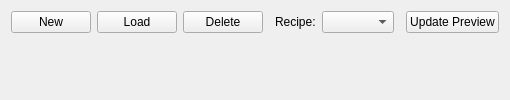
mikv75-lab/ROS-Project, file Spraycoater/resource/ui/tabs/recipe/recipe_editor_panel.ui: the form before one commit.
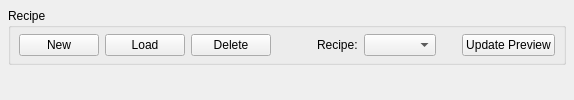
The form after the commit.

Patch:
```diff
--- a/Spraycoater/resource/ui/tabs/recipe/recipe_editor_panel.ui
+++ b/Spraycoater/resource/ui/tabs/recipe/recipe_editor_panel.ui
@@ -6,71 +6,140 @@
    <string>Recipe Editor</string>
   </property>
   <layout class="QVBoxLayout" name="vRoot">
-   <!-- Top Bar -->
+   <property name="spacing">
+    <number>8</number>
+   </property>
+   <property name="leftMargin">
+    <number>8</number>
+   </property>
+   <property name="topMargin">
+    <number>8</number>
+   </property>
+   <property name="rightMargin">
+    <number>8</number>
+   </property>
+   <property name="bottomMargin">
+    <number>8</number>
+   </property>
+
+   <!-- Top: kompakte GroupBox mit Toolbar + Rezeptauswahl -->
    <item>
-    <layout class="QHBoxLayout" name="layoutTopBar">
-     <item><widget class="QPushButton" name="btnNew"><property name="text"><string>New</string></property></widget></item>
-     <item><widget class="QPushButton" name="btnLoad"><property name="text"><string>Load</string></property></widget></item>
-     <item><widget class="QPushButton" name="btnDelete"><property name="text"><string>Delete</string></property></widget></item>
+    <widget class="QGroupBox" name="gbTop">
+     <property name="title">
+      <string>Recipe</string>
+     </property>
+     <layout class="QHBoxLayout" name="hTop">
+      <property name="spacing">
+       <number>6</number>
+      </property>
+      <property name="leftMargin">
+       <number>8</number>
+      </property>
+      <property name="topMargin">
+       <number>6</number>
+      </property>
+      <property name="rightMargin">
+       <number>8</number>
+      </property>
+      <property name="bottomMargin">
+       <number>6</number>
+      </property>
 
-     <item>
-      <!-- spacer ersetzt durch QWidget mit HS-Expanding -->
-      <widget class="QWidget" name="spacerTopBarLeft">
-       <property name="sizePolicy">
-        <sizepolicy hsizetype="Expanding" vsizetype="Minimum">
-         <horstretch>1</horstretch>
-         <verstretch>0</verstretch>
-        </sizepolicy>
-       </property>
-       <property name="minimumSize">
-        <size><width>0</width><height>0</height></size>
-       </property>
-      </widget>
-     </item>
+      <item>
+       <widget class="QPushButton" name="btnNew">
+        <property name="text">
+         <string>New</string>
+        </property>
+       </widget>
+      </item>
+      <item>
+       <widget class="QPushButton" name="btnLoad">
+        <property name="text">
+         <string>Load</string>
+        </property>
+       </widget>
+      </item>
+      <item>
+       <widget class="QPushButton" name="btnDelete">
+        <property name="text">
+         <string>Delete</string>
+        </property>
+       </widget>
+      </item>
 
-     <item><widget class="QLabel" name="lblRecipe"><property name="text"><string>Recipe:</string></property></widget></item>
-     <item><widget class="QComboBox" name="comboRecipeSelect"/></item>
+      <item>
+       <spacer name="spacerHTop">
+        <property name="orientation">
+         <enum>Qt::Horizontal</enum>
+        </property>
+        <property name="sizeHint" stdset="0">
+         <size>
+          <width>40</width>
+          <height>20</height>
+         </size>
+        </property>
+       </spacer>
+      </item>
 
-     <item>
-      <!-- spacer ersetzt durch QWidget mit HS-Expanding -->
-      <widget class="QWidget" name="spacerTopBarRight">
-       <property name="sizePolicy">
-        <sizepolicy hsizetype="Expanding" vsizetype="Minimum">
-         <horstretch>1</horstretch>
-         <verstretch>0</verstretch>
-        </sizepolicy>
-       </property>
-       <property name="minimumSize">
-        <size><width>0</width><height>0</height></size>
-       </property>
-      </widget>
-     </item>
+      <item>
+       <widget class="QLabel" name="lblRecipe">
+        <property name="text">
+         <string>Recipe:</string>
+        </property>
+       </widget>
+      </item>
+      <item>
+       <widget class="QComboBox" name="comboRecipeSelect"/>
+      </item>
 
-     <item><widget class="QPushButton" name="btnUpdatePreview"><property name="text"><string>Update Preview</string></property></widget></item>
-    </layout>
+      <item>
+       <spacer name="spacerHTopRight">
+        <property name="orientation">
+         <enum>Qt::Horizontal</enum>
+        </property>
+        <property name="sizeHint" stdset="0">
+         <size>
+          <width>20</width>
+          <height>20</height>
+         </size>
+        </property>
+       </spacer>
+      </item>
+
+      <item>
+       <widget class="QPushButton" name="btnUpdatePreview">
+        <property name="text">
+         <string>Update Preview</string>
+        </property>
+       </widget>
+      </item>
+     </layout>
+    </widget>
    </item>
 
-   <!-- Dynamischer Inhalt vom RecipeEditorContent -->
+   <!-- Hauptbereich: hier hängt RecipeEditorContent dran -->
    <item>
     <widget class="QWidget" name="contentHost">
-     <layout class="QVBoxLayout" name="vContent"/>
+     <layout class="QVBoxLayout" name="vContent">
+      <property name="spacing">
+       <number>0</number>
+      </property>
+      <property name="leftMargin">
+       <number>0</number>
+      </property>
+      <property name="topMargin">
+       <number>0</number>
+      </property>
+      <property name="rightMargin">
+       <number>0</number>
+      </property>
+      <property name="bottomMargin">
+       <number>0</number>
+      </property>
+     </layout>
     </widget>
    </item>
 
-   <item>
-    <!-- spacer ersetzt durch QWidget mit VS-Expanding -->
-    <widget class="QWidget" name="spacerBottom">
-     <property name="sizePolicy">
-      <sizepolicy hsizetype="Minimum" vsizetype="Expanding">
-       <horstretch>0</horstretch>
-       <verstretch>1</verstretch>
-      </sizepolicy>
-     </property>
-     <property name="minimumSize">
-      <size><width>0</width><height>0</height></size>
-     </property>
-    </widget>
-   </item>
   </layout>
  </widget>
  <resources/>
```
